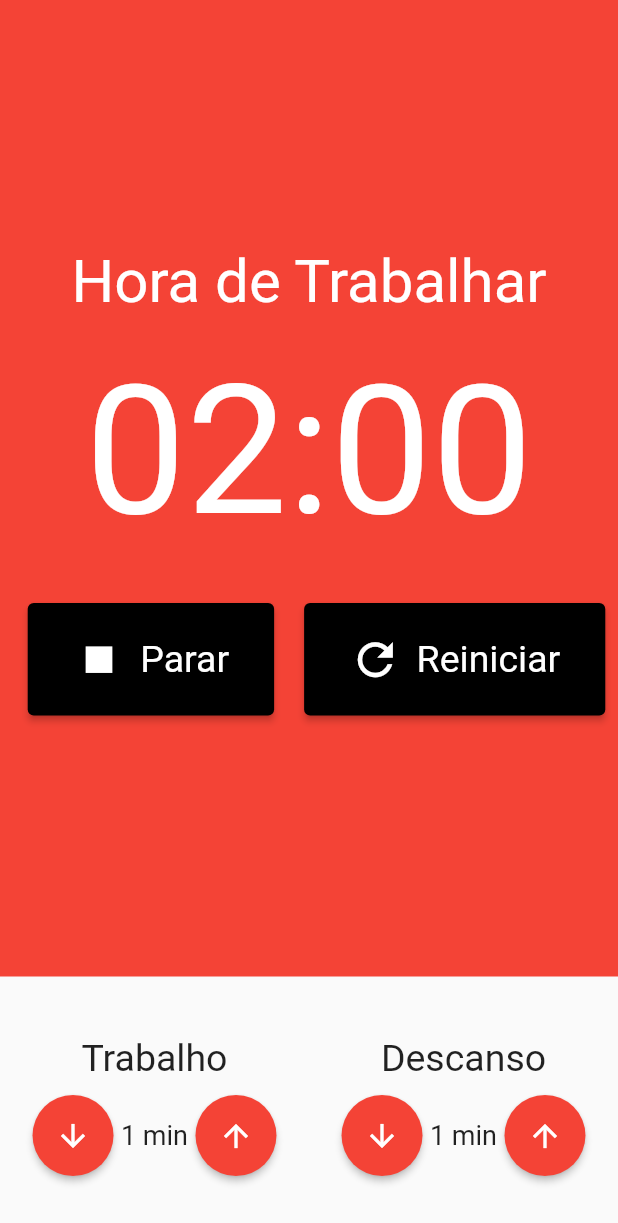
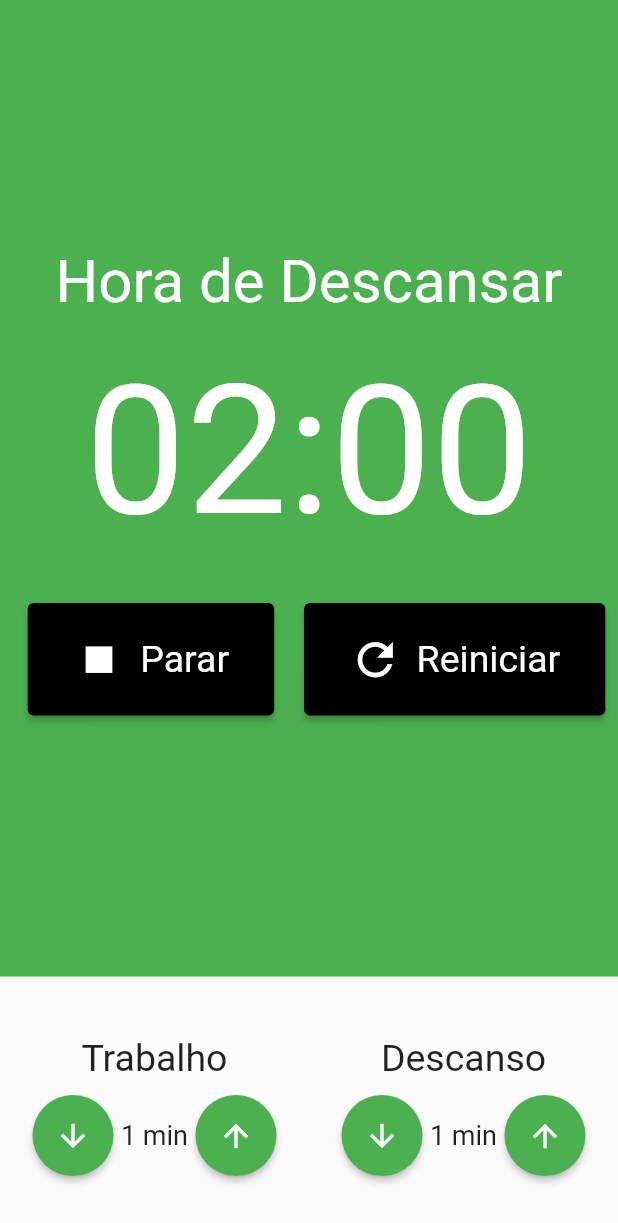
Before and after one commit to s7Thiago/flutter_pomodoro, a Flutter app: the screen it shows after launch, after a tap on "Iniciar", on a phone screen of 412 x 824 dp. Shown: the top 1223 px of the screen. Run offline on Flutter 3.47's test engine with Material 2 defaults, Android fonts, the phone set to English and light mode, and no system bars; our stand-ins replace flutter_mobx, mobx; generated files the repository leaves out were written again.

Commit message:
Using pomodoro store in some app parts and adding more features to store

```diff
--- a/lib/components/cronometro.dart
+++ b/lib/components/cronometro.dart
@@ -12,12 +12,12 @@ class Cronometro extends StatelessWidget {
     final store = Provider.of<PomodoroStore>(context);
 
     return Container(
-      color: Colors.red,
+      color: store.estaTrabalhando() ? Colors.red : Colors.green,
       child: Column(
         mainAxisAlignment: MainAxisAlignment.center,
         children: [
-          const Text(
-            'Hora de Trabalhar',
+          Text(
+            store.estaTrabalhando() ? 'Hora de Trabalhar' : 'Hora de Descansar',
             style: TextStyle(
               fontSize: 40,
               color: Colors.white,
--- a/lib/components/entrada_tempo.dart
+++ b/lib/components/entrada_tempo.dart
@@ -1,4 +1,6 @@
 import 'package:flutter/material.dart';
+import 'package:pomodoro/store/pomodoro.store.dart';
+import 'package:provider/provider.dart';
 
 class EntradaTempo extends StatelessWidget {
   final String titulo;
@@ -16,6 +18,7 @@ class EntradaTempo extends StatelessWidget {
 
   @override
   Widget build(BuildContext context) {
+    final store = Provider.of<PomodoroStore>(context);
     return Column(
       crossAxisAlignment: CrossAxisAlignment.center,
       children: [
@@ -30,7 +33,7 @@ class EntradaTempo extends StatelessWidget {
               style: ElevatedButton.styleFrom(
                 shape: const CircleBorder(),
                 padding: const EdgeInsets.all(15),
-                primary: Colors.red,
+                primary: store.estaTrabalhando() ? Colors.red : Colors.green,
               ),
             ),
             Text('$valor min', style: const TextStyle(fontSize: 18)),
@@ -40,7 +43,7 @@ class EntradaTempo extends StatelessWidget {
               style: ElevatedButton.styleFrom(
                 shape: const CircleBorder(),
                 padding: const EdgeInsets.all(15),
-                primary: Colors.red,
+                primary: store.estaTrabalhando() ? Colors.red : Colors.green,
               ),
             ),
           ],
--- a/lib/store/pomodoro.store.dart
+++ b/lib/store/pomodoro.store.dart
@@ -2,6 +2,8 @@ import 'package:mobx/mobx.dart';
 
 /// Classe gerada pelo Mobx a partir do comando 'flutter pub run build_runner watch'
 part 'pomodoro.store.g.dart';
+
+enum TipoIntervalo { trabalho, descanso }
 
 /// Criando uma instância acessível da classe privada _PomodoroStore a partir do código gerado pelo MobX
 class PomodoroStore = _PomodoroStore with _$PomodoroStore;
@@ -21,6 +23,9 @@ abstract class _PomodoroStore with Store {
 
   @observable
   int tempoDescanso = 1;
+
+  @observable
+  TipoIntervalo tipoIntervalo = TipoIntervalo.descanso;
 
   // Para que seja possível modificar algo observável, é necessário utilizar o decorator @action
 
@@ -64,4 +69,14 @@ abstract class _PomodoroStore with Store {
   void decrementaTempoDescanso() {
     tempoDescanso--;
   }
+
+  // retorna verdadeiro se o tipo de intervalo atual for trabalho
+  bool estaTrabalhando() {
+    return tipoIntervalo == TipoIntervalo.trabalho;
+  }
+
+  // retorna verdadeiro se o tipo de intervalo atual for descanso
+  bool estaDescansando() {
+    return tipoIntervalo == TipoIntervalo.descanso;
+  }
 }
```
Also changed, not shown: lib/store/pomodoro.store.g.dart.
